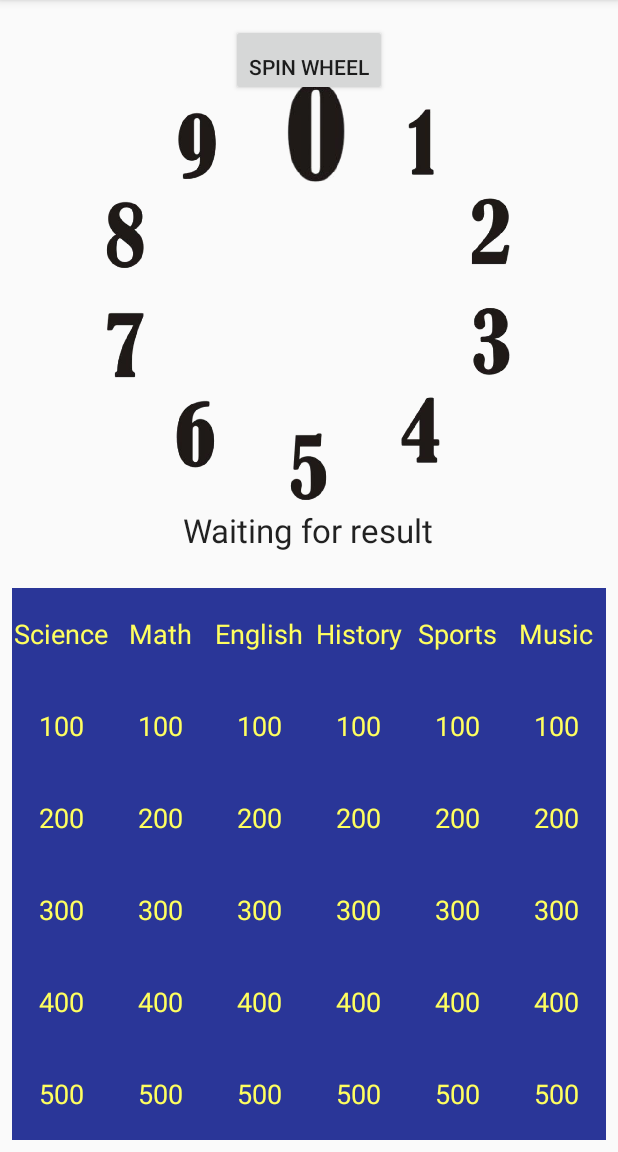
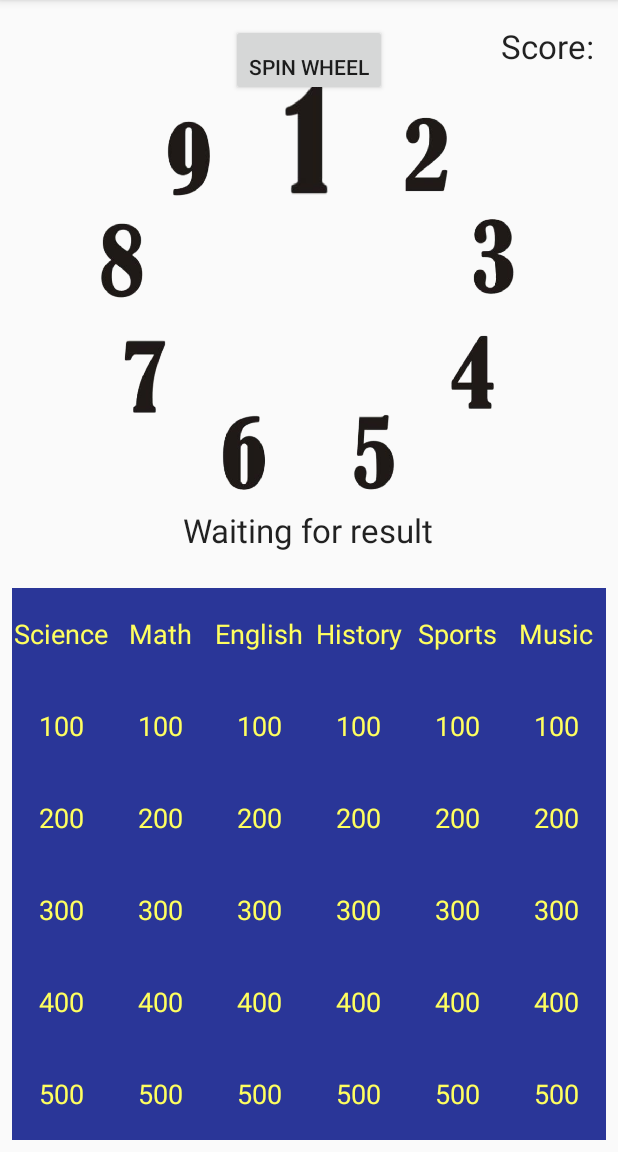
Before and after one commit to ZKjellberg/WheelOfJeopardy, an Android app: the screen it shows after launch (MainActivity), on a phone screen of 412 x 824 dp, the part 84-1236 px from its top. Run offline under Robolectric (Android 15) with nearby library versions, the phone set to English and light mode, and no system bars.

```diff
--- a/app/src/main/res/layout-land/activity_main.xml
+++ b/app/src/main/res/layout-land/activity_main.xml
@@ -11,7 +11,7 @@
     android:id="@+id/containerWheel"
     android:layout_width="0dp"
     android:layout_height="match_parent"
-    android:layout_weight="1"/>
+    android:layout_weight="1" />
 
 <FrameLayout
     android:id="@+id/containerBoard"
--- a/app/src/main/res/layout/fragment_wheel.xml
+++ b/app/src/main/res/layout/fragment_wheel.xml
@@ -34,4 +34,15 @@
         android:id="@+id/txtResult"
         android:layout_alignParentBottom="true"
         android:layout_centerHorizontal="true" />
+
+    <TextView
+        android:layout_width="wrap_content"
+        android:layout_height="wrap_content"
+        android:textAppearance="?android:attr/textAppearanceLarge"
+        android:text="Score:"
+        android:id="@+id/textView"
+        android:layout_alignParentTop="true"
+        android:layout_alignParentRight="true"
+        android:layout_alignParentEnd="true" />
+
 </RelativeLayout>
```
Also changed, not shown: app/src/main/java/mobicent/com/wheelofjeopardy/Board.java (+6 -6 lines), app/src/main/java/mobicent/com/wheelofjeopardy/Fragments/WheelFragment.java (+48 -32 lines).
